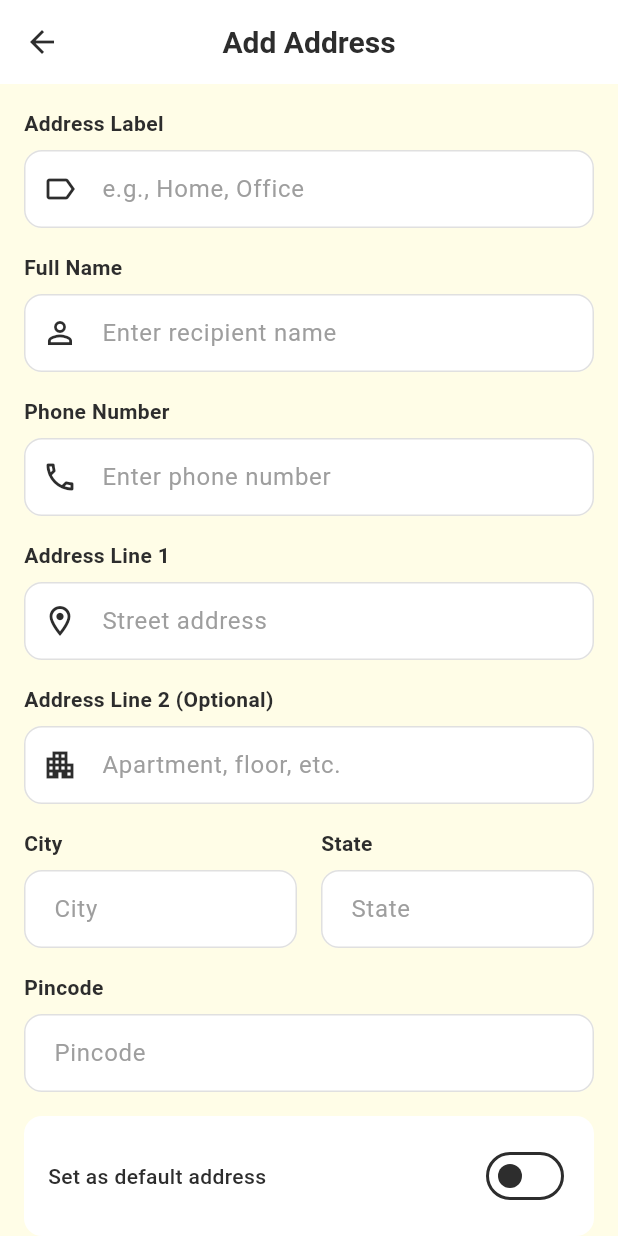
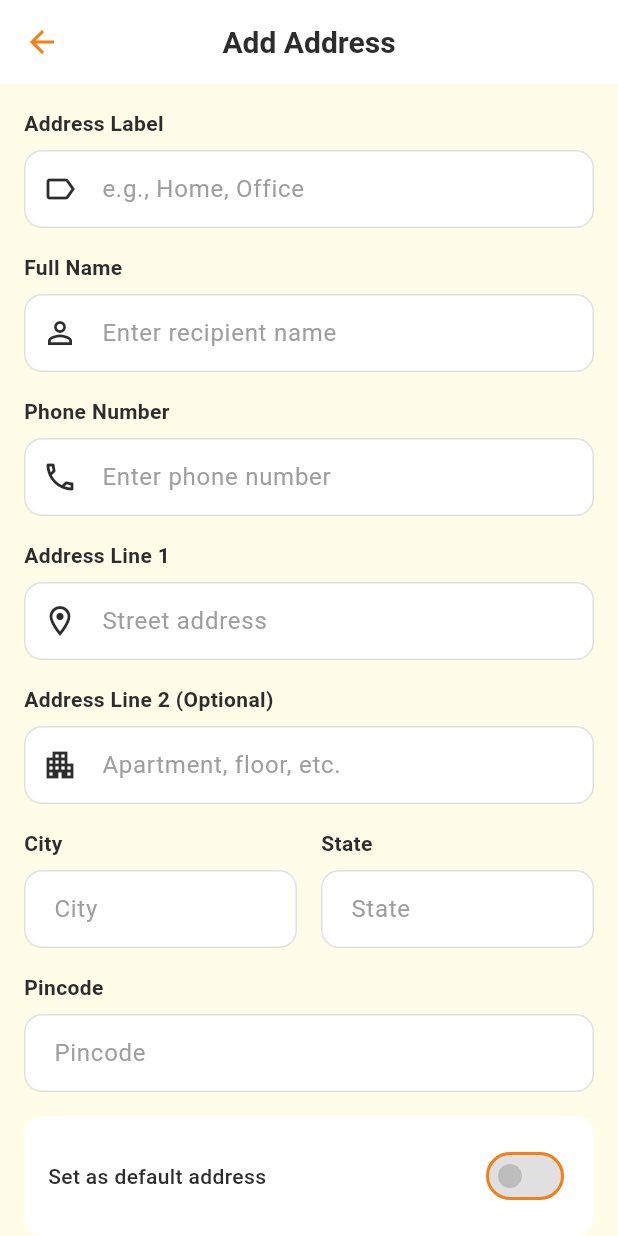
Before and after one commit to rohitsharma342/fnp, a Flutter app: the AddAddressScreen screen opened by its route, on a phone screen of 412 x 824 dp. Run offline on Flutter 3.47's test engine with Material 3 defaults, Android fonts, the phone set to English and light mode, and no system bars; our stand-ins replace cached_network_image, smooth_page_indicator; network calls fail.

Commit message:
Updated project for fnp

```diff
--- a/lib/config/theme.dart
+++ b/lib/config/theme.dart
@@ -1,9 +1,9 @@
 import 'package:flutter/material.dart';
 
 class AppTheme {
-  static const Color primaryColor = Color(0xFFFFC107);
-  static const Color secondaryColor = Color(0xFFFFD54F);
-  static const Color accentColor = Color(0xFFFFF59D);
+  static const Color primaryColor = Color(0xFFFDD835);
+  static const Color secondaryColor = Color(0xFFFFEB3B);
+  static const Color accentColor = Color(0xFFFFF176);
   static const Color backgroundColor = Color(0xFFFFFDE7);
   static const Color surfaceColor = Colors.white;
   static const Color textPrimary = Color(0xFF2D2D2D);
@@ -11,6 +11,9 @@ class AppTheme {
   static const Color successColor = Color(0xFF4CAF50);
   static const Color errorColor = Color(0xFFE53935);
   static const Color warningColor = Color(0xFFFF9800);
+  static const Color darkYellow = Color(0xFFF57F17);
+  static const Color lightYellow = Color(0xFFFFFDE7);
+  static const Color mediumYellow = Color(0xFFFFEE58);
 
   static ThemeData lightTheme = ThemeData(
     useMaterial3: true,
@@ -24,25 +27,32 @@ class AppTheme {
       onSecondary: Colors.black87,
       onSurface: textPrimary,
       onBackground: textPrimary,
+      tertiary: accentColor,
+      outline: darkYellow,
     ),
     scaffoldBackgroundColor: backgroundColor,
     fontFamily: 'Roboto',
-    appBarTheme: const AppBarTheme(
+    appBarTheme: AppBarTheme(
       backgroundColor: surfaceColor,
       foregroundColor: textPrimary,
       elevation: 0,
       centerTitle: true,
-      titleTextStyle: TextStyle(
+      shadowColor: primaryColor.withOpacity(0.1),
+      titleTextStyle: const TextStyle(
         color: textPrimary,
         fontSize: 20,
         fontWeight: FontWeight.w600,
+      ),
+      iconTheme: const IconThemeData(
+        color: darkYellow,
       ),
     ),
     elevatedButtonTheme: ElevatedButtonThemeData(
       style: ElevatedButton.styleFrom(
         backgroundColor: primaryColor,
         foregroundColor: Colors.black87,
-        elevation: 2,
+        elevation: 3,
+        shadowColor: primaryColor.withOpacity(0.3),
         padding: const EdgeInsets.symmetric(horizontal: 24, vertical: 14),
         shape: RoundedRectangleBorder(
           borderRadius: BorderRadius.circular(12),
@@ -55,12 +65,18 @@ class AppTheme {
     ),
     outlinedButtonTheme: OutlinedButtonThemeData(
       style: OutlinedButton.styleFrom(
-        foregroundColor: primaryColor,
-        side: const BorderSide(color: primaryColor, width: 1.5),
+        foregroundColor: darkYellow,
+        side: const BorderSide(color: darkYellow, width: 1.5),
         padding: const EdgeInsets.symmetric(horizontal: 24, vertical: 14),
         shape: RoundedRectangleBorder(
           borderRadius: BorderRadius.circular(12),
         ),
+      ),
+    ),
+    textButtonTheme: TextButtonThemeData(
+      style: TextButton.styleFrom(
+        foregroundColor: darkYellow,
+        padding: const EdgeInsets.symmetric(horizontal: 16, vertical: 8),
       ),
     ),
     inputDecorationTheme: InputDecorationTheme(
@@ -77,7 +93,7 @@ class AppTheme {
       ),
       focusedBorder: OutlineInputBorder(
         borderRadius: BorderRadius.circular(12),
-        borderSide: const BorderSide(color: primaryColor, width: 2),
+        borderSide: const BorderSide(color: darkYellow, width: 2),
       ),
       errorBorder: OutlineInputBorder(
         borderRadius: BorderRadius.circular(12),
@@ -88,27 +104,96 @@ class AppTheme {
     cardTheme: CardThemeData(
       color: surfaceColor,
       elevation: 2,
-      shadowColor: Colors.black.withOpacity(0.1),
+      shadowColor: primaryColor.withOpacity(0.1),
       shape: RoundedRectangleBorder(
         borderRadius: BorderRadius.circular(16),
       ),
     ),
-    bottomNavigationBarTheme: const BottomNavigationBarThemeData(
+    bottomNavigationBarTheme: BottomNavigationBarThemeData(
       backgroundColor: surfaceColor,
-      selectedItemColor: primaryColor,
+      selectedItemColor: darkYellow,
       unselectedItemColor: textSecondary,
       type: BottomNavigationBarType.fixed,
       elevation: 8,
+      selectedLabelStyle: const TextStyle(
+        fontWeight: FontWeight.w600,
+      ),
     ),
     chipTheme: ChipThemeData(
-      backgroundColor: Colors.grey.shade100,
-      selectedColor: primaryColor.withOpacity(0.2),
+      backgroundColor: lightYellow,
+      selectedColor: primaryColor.withOpacity(0.3),
       labelStyle: const TextStyle(color: textPrimary),
-      secondaryLabelStyle: const TextStyle(color: primaryColor),
+      secondaryLabelStyle: const TextStyle(color: darkYellow),
       padding: const EdgeInsets.symmetric(horizontal: 12, vertical: 8),
       shape: RoundedRectangleBorder(
         borderRadius: BorderRadius.circular(20),
       ),
+      side: BorderSide(color: mediumYellow.withOpacity(0.5)),
+    ),
+    floatingActionButtonTheme: FloatingActionButtonThemeData(
+      backgroundColor: primaryColor,
+      foregroundColor: Colors.black87,
+      elevation: 4,
+      shape: RoundedRectangleBorder(
+        borderRadius: BorderRadius.circular(16),
+      ),
+    ),
+    switchTheme: SwitchThemeData(
+      thumbColor: MaterialStateProperty.resolveWith((states) {
+        if (states.contains(MaterialState.selected)) {
+          return primaryColor;
+        }
+        return Colors.grey.shade400;
+      }),
+      trackColor: MaterialStateProperty.resolveWith((states) {
+        if (states.contains(MaterialState.selected)) {
+          return primaryColor.withOpacity(0.5);
+        }
+        return Colors.grey.shade300;
+      }),
+    ),
+    checkboxTheme: CheckboxThemeData(
+      fillColor: MaterialStateProperty.resolveWith((states) {
+        if (states.contains(MaterialState.selected)) {
+          return primaryColor;
+        }
+        return Colors.transparent;
+      }),
+      checkColor: MaterialStateProperty.all(Colors.black87),
+    ),
+    radioTheme: RadioThemeData(
+      fillColor: MaterialStateProperty.resolveWith((states) {
+        if (states.contains(MaterialState.selected)) {
+          return primaryColor;
+        }
+        return Colors.grey.shade400;
+      }),
+    ),
+    sliderTheme: SliderThemeData(
+      activeTrackColor: primaryColor,
+      inactiveTrackColor: primaryColor.withOpacity(0.3),
+      thumbColor: darkYellow,
+      overlayColor: primaryColor.withOpacity(0.2),
+    ),
+    progressIndicatorTheme: ProgressIndicatorThemeData(
+      color: primaryColor,
+      linearTrackColor: primaryColor.withOpacity(0.3),
+      circularTrackColor: primaryColor.withOpacity(0.3),
+    ),
+    snackBarTheme: SnackBarThemeData(
+      backgroundColor: darkYellow,
+      contentTextStyle: const TextStyle(
+        color: Colors.white,
+        fontWeight: FontWeight.w500,
+      ),
+      shape: RoundedRectangleBorder(
+        borderRadius: BorderRadius.circular(8),
+      ),
+      behavior: SnackBarBehavior.floating,
+    ),
+    dividerTheme: DividerThemeData(
+      color: primaryColor.withOpacity(0.2),
+      thickness: 1,
     ),
   );
 }
```
